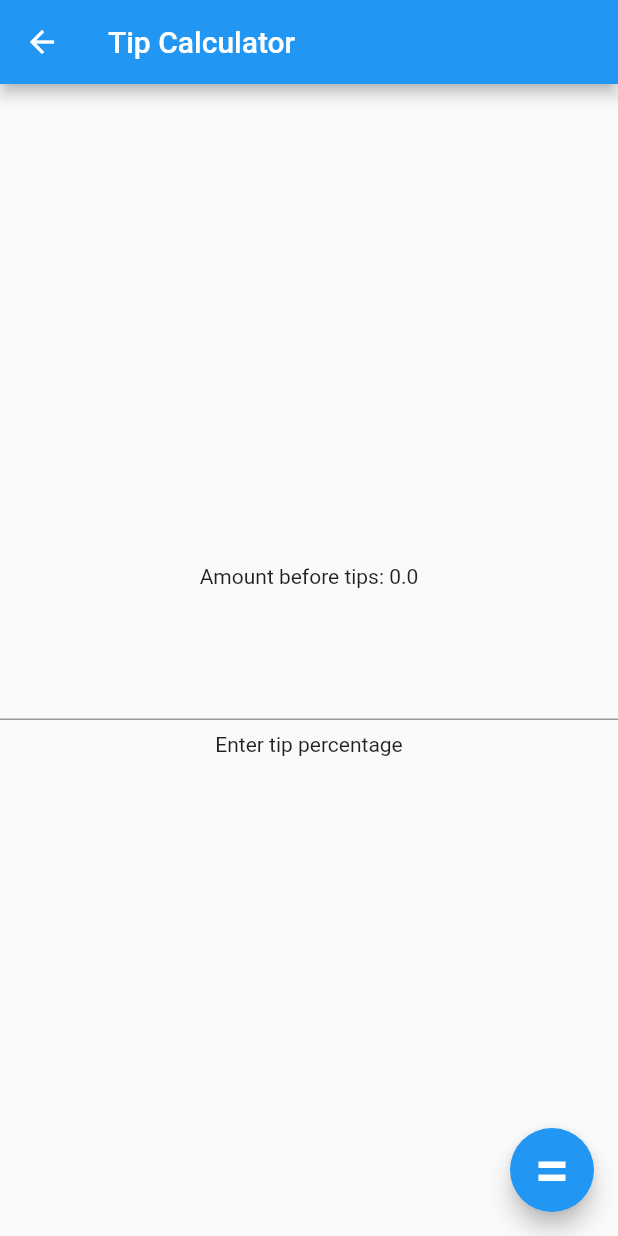
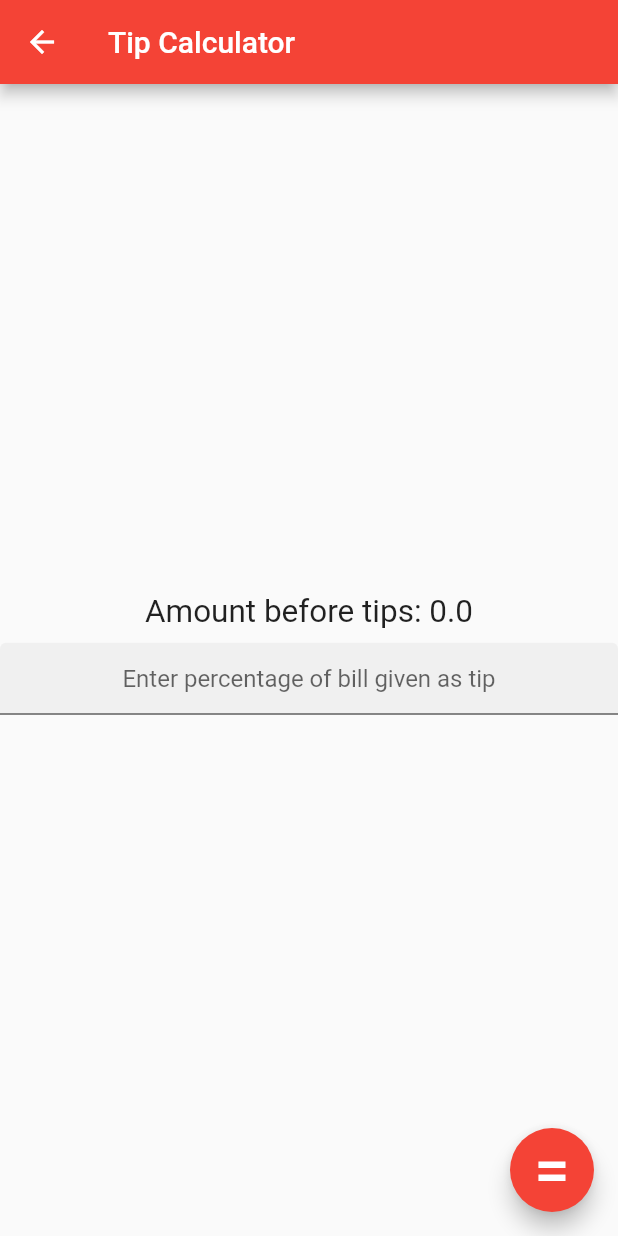
Before and after one commit to safdarfaisal/tipCalc, a Flutter app: the screen it shows after launch, after a tap on the "arrow forward" icon, on a phone screen of 412 x 824 dp. Run offline on Flutter 3.47's test engine with Material 2 defaults, Android fonts, the phone set to English and light mode, and no system bars.

Commit message:
changed appearance

```diff
--- a/lib/main.dart
+++ b/lib/main.dart
@@ -24,7 +24,10 @@ class MyAppState extends State<MyApp> {
     return MaterialApp(
       title:  'Flutter Demo',
       theme: ThemeData(
-        primarySwatch: Colors.blue,
+        accentColor: Colors.red,
+        primarySwatch: Colors.red,
+        accentTextTheme: Typography.whiteCupertino,
+        backgroundColor: Colors.blue,
       ),
       home: Navigator(
         pages: [
@@ -91,10 +94,12 @@ class _AmountCalculatorState extends State<AmountCalculator> {
         child: Column(
           mainAxisAlignment: MainAxisAlignment.center,
           children: <Widget>[
-            Text(
-              'Enter Amount to be paid:',
-            ),
             TextField(
+             decoration: InputDecoration(
+              hintText: 'Enter amount to be paid',
+               fillColor: Colors.grey[199],
+               filled: true,
+             ),
               textAlign: TextAlign.center,
               controller: _controller,
               onChanged: (String value) async {
@@ -136,8 +141,8 @@ class _TipCalculatorState extends State<TipCalculator> {
       builder: (BuildContext context) {
         return AlertDialog(
           title: const Text("Here's your bill"),
-          content: Text (' Total Amount: $_total \n Amount Paid: ' +
-              widget.amount.toString() + '\n Tips Paid: $_tip'),
+          content: Text ('  Amount Paid: ' +
+              widget.amount.toString() + '\n Tips Paid: $_tip \n Total Amount: $_total'),
           actions: <Widget>[
             TextButton(
               onPressed: () { Navigator.pop(context); },
@@ -173,15 +178,19 @@ class _TipCalculatorState extends State<TipCalculator> {
           children: <Widget>[
 
             Text(
-                'Amount before tips: ' + widget.amount.toString()
+                'Amount before tips: ' + widget.amount.toString(),
+                textScaleFactor: 1.5,
             ),
             Padding(
               padding: EdgeInsets.all(4.0),
             ),
-            Padding(
-              padding: EdgeInsets.all(16.0),
-            ),
+
             TextField(
+              decoration: InputDecoration(
+                hintText: 'Enter percentage of bill given as tip',
+                fillColor: Colors.grey[199],
+                filled: true,
+              ),
               textAlign: TextAlign.center,
               controller: _controlTip,
               onChanged: (String value) async {
@@ -191,12 +200,10 @@ class _TipCalculatorState extends State<TipCalculator> {
             Padding(
               padding: EdgeInsets.all(4.0),
             ),
-            Text(
-              'Enter tip percentage',
-            ),
           ],
         ),
       ),
+
       floatingActionButton: FloatingActionButton(
         onPressed: calculateTotal,
         child: Text(
```
